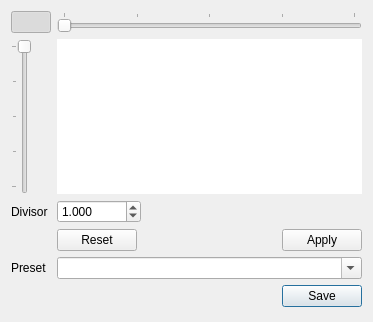
Above: Code/application/PlugIns/src/ConvolutionFilter/ConvolutionMatrixWidget.ui from opticks-org/opticks before the change. Below: the same form after it.
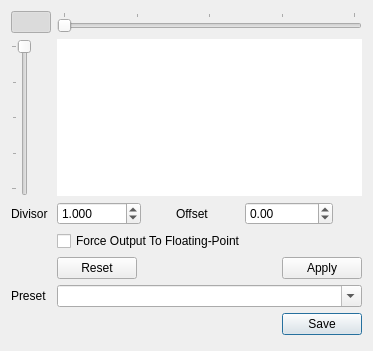
That is the form after the change.

Commit message: OPTICKS-1432:Convolution Filter Plugin Not Clamping Output Values At Zero

The edit to the form file:
```diff
--- a/Code/application/PlugIns/src/ConvolutionFilter/ConvolutionMatrixWidget.ui
+++ b/Code/application/PlugIns/src/ConvolutionFilter/ConvolutionMatrixWidget.ui
@@ -1,12 +1,12 @@
 <ui version="4.0" >
  <class>ConvolutionMatrixWidget</class>
- <widget class="QWidget" name="ConvolutionMatrixWidget" >
-  <property name="geometry" >
+ <widget class="QWidget" name="ConvolutionMatrixWidget">
+  <property name="geometry">
    <rect>
     <x>0</x>
     <y>0</y>
     <width>373</width>
-    <height>322</height>
+    <height>351</height>
    </rect>
   </property>
   <property name="windowTitle" >
@@ -98,9 +98,119 @@
      </property>
     </widget>
    </item>
-   <item row="5" column="1" >
-    <widget class="QDialogButtonBox" name="mpPresetButtons" >
-     <property name="toolTip" >
+   <item row="2" column="1">
+    <layout class="QHBoxLayout">
+     <item>
+      <widget class="QDoubleSpinBox" name="mpDivisor">
+       <property name="toolTip">
+        <string>Additional divisor. The result is always divided by the number of cells in the kernel.</string>
+       </property>
+       <property name="decimals">
+        <number>3</number>
+       </property>
+       <property name="minimum">
+        <double>0.001000000000000</double>
+       </property>
+       <property name="maximum">
+        <double>10000.000000000000000</double>
+       </property>
+       <property name="value">
+        <double>1.000000000000000</double>
+       </property>
+      </widget>
+     </item>
+     <item>
+      <spacer name="horizontalSpacer_2">
+       <property name="orientation">
+        <enum>Qt::Horizontal</enum>
+       </property>
+       <property name="sizeHint" stdset="0">
+        <size>
+         <width>40</width>
+         <height>20</height>
+        </size>
+       </property>
+      </spacer>
+     </item>
+     <item>
+      <widget class="QLabel" name="label_3">
+       <property name="text">
+        <string>Offset</string>
+       </property>
+      </widget>
+     </item>
+     <item>
+      <spacer name="horizontalSpacer">
+       <property name="orientation">
+        <enum>Qt::Horizontal</enum>
+       </property>
+       <property name="sizeHint" stdset="0">
+        <size>
+         <width>40</width>
+         <height>20</height>
+        </size>
+       </property>
+      </spacer>
+     </item>
+     <item>
+      <widget class="QDoubleSpinBox" name="mpOffset">
+       <property name="toolTip">
+        <string>Offset for results.  Added to each pixel in the result.</string>
+       </property>
+       <property name="decimals">
+        <number>2</number>
+       </property>
+       <property name="minimum">
+        <double>-999999999.000000000000000</double>
+       </property>
+       <property name="maximum">
+        <double>999999999.000000000000000</double>
+       </property>
+       <property name="value">
+        <double>0.000000000000000</double>
+       </property>
+      </widget>
+     </item>
+     <item>
+      <spacer>
+       <property name="orientation">
+        <enum>Qt::Horizontal</enum>
+       </property>
+       <property name="sizeHint" stdset="0">
+        <size>
+         <width>40</width>
+         <height>20</height>
+        </size>
+       </property>
+      </spacer>
+     </item>
+    </layout>
+   </item>
+   <item row="2" column="0">
+    <widget class="QLabel" name="label_2">
+     <property name="text">
+      <string>Divisor</string>
+     </property>
+    </widget>
+   </item>
+   <item row="8" column="1">
+    <widget class="QComboBox" name="mpFilterName">
+     <property name="toolTip">
+      <string>You can save presets by typing in a name or selecting and existing preset name and hitting Save.
+You can load a preset by selecting it and hitting load.
+You can remove a preset by selecting it and hitting Remove.</string>
+     </property>
+     <property name="editable">
+      <bool>true</bool>
+     </property>
+     <property name="insertPolicy">
+      <enum>QComboBox::NoInsert</enum>
+     </property>
+    </widget>
+   </item>
+   <item row="9" column="1">
+    <widget class="QDialogButtonBox" name="mpPresetButtons">
+     <property name="toolTip">
       <string>Load or save the current divisor and matrix settings to the named preset. This will overwrite an existing preset if selected.
 Remove an existing preset.</string>
      </property>
@@ -109,12 +219,26 @@
      </property>
     </widget>
    </item>
-   <item row="6" column="1" >
+   <item row="7" column="1">
+    <widget class="QDialogButtonBox" name="mpMatrixButtons">
+     <property name="standardButtons">
+      <set>QDialogButtonBox::Apply|QDialogButtonBox::Reset</set>
+     </property>
+    </widget>
+   </item>
+   <item row="8" column="0">
+    <widget class="QLabel" name="label">
+     <property name="text">
+      <string>Preset</string>
+     </property>
+    </widget>
+   </item>
+   <item row="10" column="1">
     <spacer>
-     <property name="orientation" >
+     <property name="orientation">
       <enum>Qt::Vertical</enum>
      </property>
-     <property name="sizeHint" >
+     <property name="sizeHint" stdset="0">
       <size>
        <width>20</width>
        <height>40</height>
@@ -122,62 +246,27 @@
      </property>
     </spacer>
    </item>
-   <item row="4" column="1" >
-    <widget class="QComboBox" name="mpFilterName" >
-     <property name="toolTip" >
-      <string>You can save presets by typing in a name or selecting and existing preset name and hitting Save.
-You can load a preset by selecting it and hitting load.
-You can remove a preset by selecting it and hitting Remove.</string>
+   <item row="6" column="1">
+    <layout class="QHBoxLayout" name="horizontalLayout_2">
+     <property name="sizeConstraint">
+      <enum>QLayout::SetMinimumSize</enum>
      </property>
-     <property name="editable" >
-      <bool>true</bool>
-     </property>
-     <property name="insertPolicy" >
-      <enum>QComboBox::NoInsert</enum>
-     </property>
-    </widget>
-   </item>
-   <item row="3" column="1" >
-    <widget class="QDialogButtonBox" name="mpMatrixButtons" >
-     <property name="standardButtons" >
-      <set>QDialogButtonBox::Apply|QDialogButtonBox::NoButton|QDialogButtonBox::Reset</set>
-     </property>
-    </widget>
-   </item>
-   <item row="4" column="0" >
-    <widget class="QLabel" name="label" >
-     <property name="text" >
-      <string>Preset</string>
-     </property>
-    </widget>
-   </item>
-   <item row="2" column="1" >
-    <layout class="QHBoxLayout" >
      <item>
-      <widget class="QDoubleSpinBox" name="mpDivisor" >
-       <property name="toolTip" >
-        <string>Additional divisor. The result is always divided by the number of cells in the kernel.</string>
+      <widget class="QCheckBox" name="mpForceFloat">
+       <property name="toolTip">
+        <string>Set output to be generated as 8-byte floating-point.</string>
        </property>
-       <property name="decimals" >
-        <number>3</number>
-       </property>
-       <property name="minimum" >
-        <double>0.001000000000000</double>
-       </property>
-       <property name="maximum" >
-        <double>10000.000000000000000</double>
-       </property>
-       <property name="value" >
-        <double>1.000000000000000</double>
+       <property name="text">
+        <string>Force Output To Floating-Point</string>
        </property>
       </widget>
      </item>
      <item>
-      <spacer>
-       <property name="orientation" >
+      <spacer name="horizontalSpacer_3">
+       <property name="orientation">
         <enum>Qt::Horizontal</enum>
        </property>
-       <property name="sizeHint" >
+       <property name="sizeHint" stdset="0">
         <size>
          <width>40</width>
          <height>20</height>
@@ -187,13 +276,6 @@
      </item>
     </layout>
    </item>
-   <item row="2" column="0" >
-    <widget class="QLabel" name="label_2" >
-     <property name="text" >
-      <string>Divisor</string>
-     </property>
-    </widget>
-   </item>
   </layout>
  </widget>
  <resources/>
```
Left out of the diff: 71 changed lines with no effect on the pictures. The commit also changes 5 other files.
